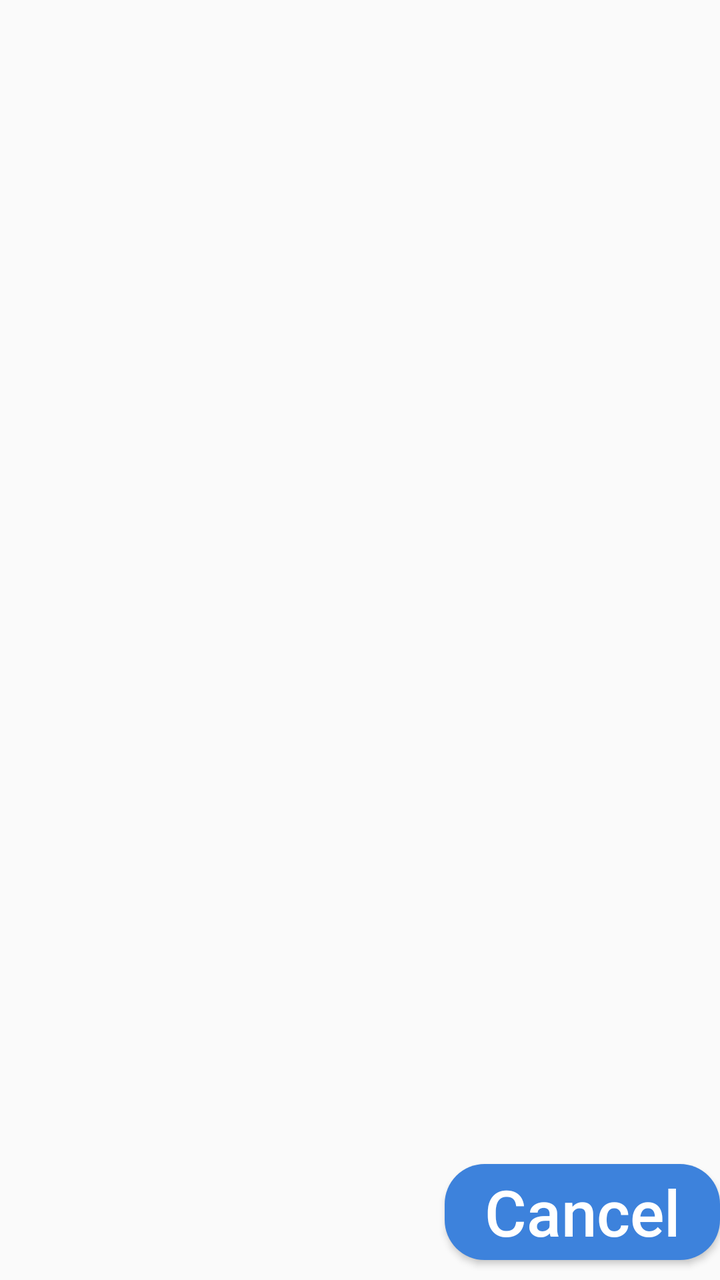
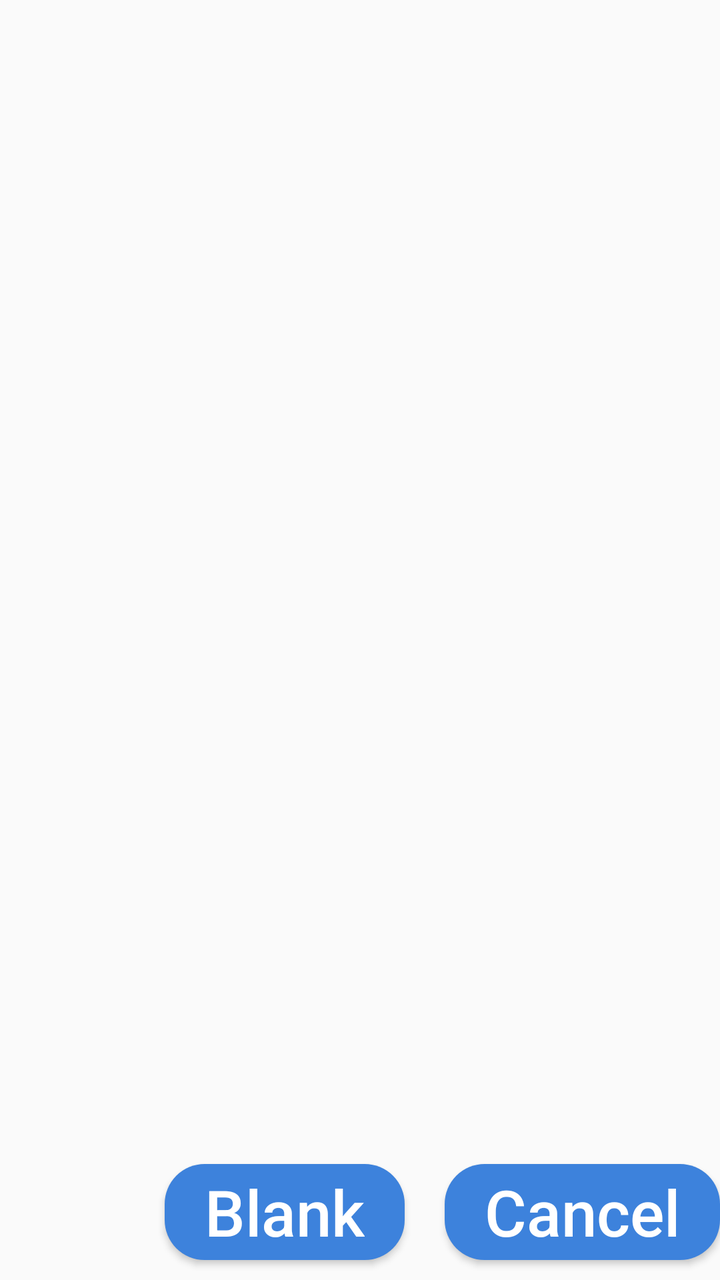

Before-and-after screenshots of an Android layout around one commit, followed by the original layout XML and the change that was made.
<!-- AndroidManifest.xml: application theme Theme.SonyCamLoc -->
<!-- res/layout/activity_scan.xml -->
<?xml version="1.0" encoding="utf-8"?>
<layout xmlns:android="http://schemas.android.com/apk/res/android"
    xmlns:app="http://schemas.android.com/apk/res-auto"
    xmlns:tools="http://schemas.android.com/tools">

    <data>
        <variable name="model" type="top.m24h.sonycamloc.ScanActivity"/>
    </data>

    <androidx.constraintlayout.widget.ConstraintLayout
        android:id="@+id/main"
        android:layout_width="match_parent"
        android:layout_height="match_parent"
        android:layout_margin="20dp"
        tools:context=".ScanActivity">

        <ListView
            android:id="@+id/deviceList"
            style="@style/Widget.AppCompat.ListView"
            android:layout_width="0dp"
            android:layout_height="0dp"
            android:layout_marginTop="10dp"
            android:layout_marginBottom="30dp"
            android:contextClickable="true"
            app:layout_constraintBottom_toTopOf="@id/btnBack"
            app:layout_constraintEnd_toEndOf="parent"
            app:layout_constraintStart_toStartOf="parent"
            app:layout_constraintTop_toTopOf="parent"
            app:layout_constraintVertical_bias="0.0" />

        <Button
            android:id="@+id/btnBack"
            android:layout_width="wrap_content"
            android:layout_height="wrap_content"
            android:layout_marginBottom="10dp"
            android:text="@string/dlg_cancel"
            app:layout_constraintBottom_toBottomOf="parent"
            app:layout_constraintEnd_toEndOf="parent"
            android:onClick="@{()->model.onBack()}" />
    </androidx.constraintlayout.widget.ConstraintLayout>
</layout>
<!-- resources referenced by this layout -->
<resources>
  <string name="dlg_cancel">Cancel</string>
  <style name="Theme.SonyCamLoc" parent="Theme.AppCompat.DayNight.NoActionBar">
          <item name="android:windowNoTitle">true</item>
          <item name="android:colorPrimary">@color/primary</item>
          <item name="android:colorPrimaryDark">@color/primary_dark</item>
          <item name="android:statusBarColor">@color/primary_dark</item>
          <item name="android:navigationBarColor">@color/primary_dark</item>
          <item name="android:textColorPrimary">@color/primary_text</item>
          <item name="android:textSize">32sp</item>
          <item name="android:buttonStyle">@style/ButtonStyle.Normal</item>
          <item name="android:buttonBarPositiveButtonStyle">@style/ButtonStyle.Dialog</item>
          <item name="android:buttonBarNegativeButtonStyle">@style/ButtonStyle.Dialog</item>
      </style>
  <color name="primary">#FF3D82DC</color>
  <color name="primary_dark">#FF23507F</color>
  <color name="primary_text">#FF000000</color>
  <style name="ButtonStyle.Normal" parent="Widget.AppCompat.Button">
          <item name="android:background">@drawable/button</item>
          <item name="android:textSize">32sp</item>
          <item name="android:textAllCaps">false</item>
          <item name="android:textColor">@color/button_text</item>
          <item name="android:drawableTint">@color/button_drawable</item>
          <item name="android:paddingHorizontal">20dp</item>
      </style>
  <style name="ButtonStyle.Dialog" parent="ButtonStyle.Normal">
          <item name="android:paddingHorizontal">2dp</item>
          <item name="android:textSize">20sp</item>
      </style>
  <!-- drawable button (drawable) -->
  <?xml version="1.0" encoding="utf-8"?>
  <selector xmlns:android="http://schemas.android.com/apk/res/android">
      <item android:state_pressed="false" android:state_enabled="true">
          <shape>
              <corners android:radius="20dp" />
              <solid android:color="@color/button" />
          </shape>
      </item>
      <item android:state_pressed="true" android:state_enabled="true">
          <shape>
              <corners android:radius="20dp" />
              <solid android:color="@color/button_down" />
          </shape>
      </item>
      <item android:state_enabled="false">
          <shape>
              <corners android:radius="20dp" />
              <solid android:color="@color/button_disabled" />
          </shape>
      </item>
  </selector>
  <color name="button_text">#FFFFFFFF</color>
  <color name="button_drawable">#FFFFFFFF</color>
  <color name="button">@color/primary</color>
  <color name="button_down">@color/primary_dark</color>
  <color name="button_disabled">#FFA0A0A0</color>
</resources>

<!-- the commit's change to res/layout/activity_scan.xml (unified diff, before → after) -->
@@ -29,13 +29,24 @@
             app:layout_constraintVertical_bias="0.0" />
 
         <Button
+            android:id="@+id/btnRemove"
+            android:layout_width="wrap_content"
+            android:layout_height="wrap_content"
+            android:layout_marginRight="20dp"
+            android:layout_marginBottom="10dp"
+            android:onClick="@{()->model.onBlank()}"
+            android:text="@string/scan_blank"
+            app:layout_constraintBottom_toBottomOf="parent"
+            app:layout_constraintRight_toLeftOf="@id/btnBack" />
+
+        <Button
             android:id="@+id/btnBack"
             android:layout_width="wrap_content"
             android:layout_height="wrap_content"
             android:layout_marginBottom="10dp"
             android:text="@string/dlg_cancel"
             app:layout_constraintBottom_toBottomOf="parent"
-            app:layout_constraintEnd_toEndOf="parent"
+            app:layout_constraintRight_toRightOf="parent"
             android:onClick="@{()->model.onBack()}" />
     </androidx.constraintlayout.widget.ConstraintLayout>
 </layout>
<!-- resource entries referenced after the edit -->
@@ -1,7 +1,9 @@
 <!-- resources referenced by this layout -->
 <resources>
   <string name="dlg_cancel">Cancel</string>
+  <string name="scan_blank">Blank</string>
   <style name="Theme.SonyCamLoc" parent="Theme.AppCompat.DayNight.NoActionBar">
+          <item name="android:elevation">0dp</item>
           <item name="android:windowNoTitle">true</item>
           <item name="android:colorPrimary">@color/primary</item>
           <item name="android:colorPrimaryDark">@color/primary_dark</item>
@@ -17,6 +19,7 @@
   <color name="primary_dark">#FF23507F</color>
   <color name="primary_text">#FF000000</color>
   <style name="ButtonStyle.Normal" parent="Widget.AppCompat.Button">
+          <item name="android:elevation">1000dp</item>
           <item name="android:background">@drawable/button</item>
           <item name="android:textSize">32sp</item>
           <item name="android:textAllCaps">false</item>
@@ -25,6 +28,7 @@
           <item name="android:paddingHorizontal">20dp</item>
       </style>
   <style name="ButtonStyle.Dialog" parent="ButtonStyle.Normal">
+          <item name="android:elevation">1000dp</item>
           <item name="android:paddingHorizontal">2dp</item>
           <item name="android:textSize">20sp</item>
       </style>
@@ -54,6 +58,7 @@
   <color name="button_drawable">#FFFFFFFF</color>
   <color name="button">@color/primary</color>
   <color name="button_down">@color/primary_dark</color>
-  <color name="button_disabled">#FFA0A0A0</color>
+  <color name="button_disabled">@color/gray</color>
+  <color name="gray">#FFA0A0A0</color>
 </resources>
 
